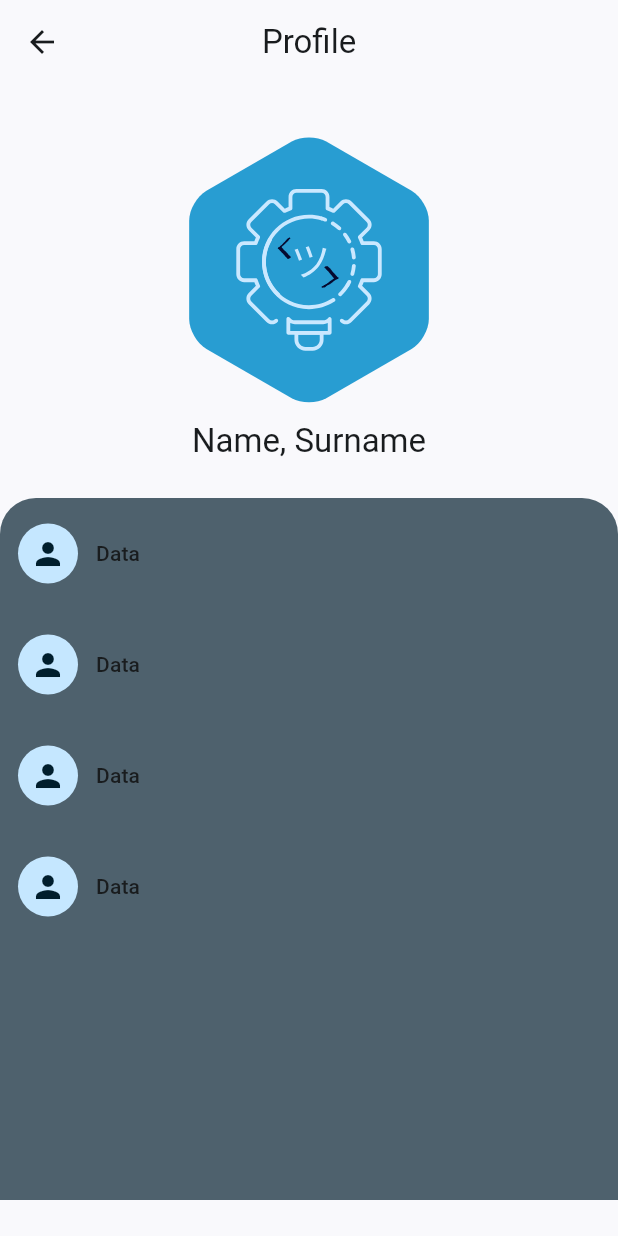
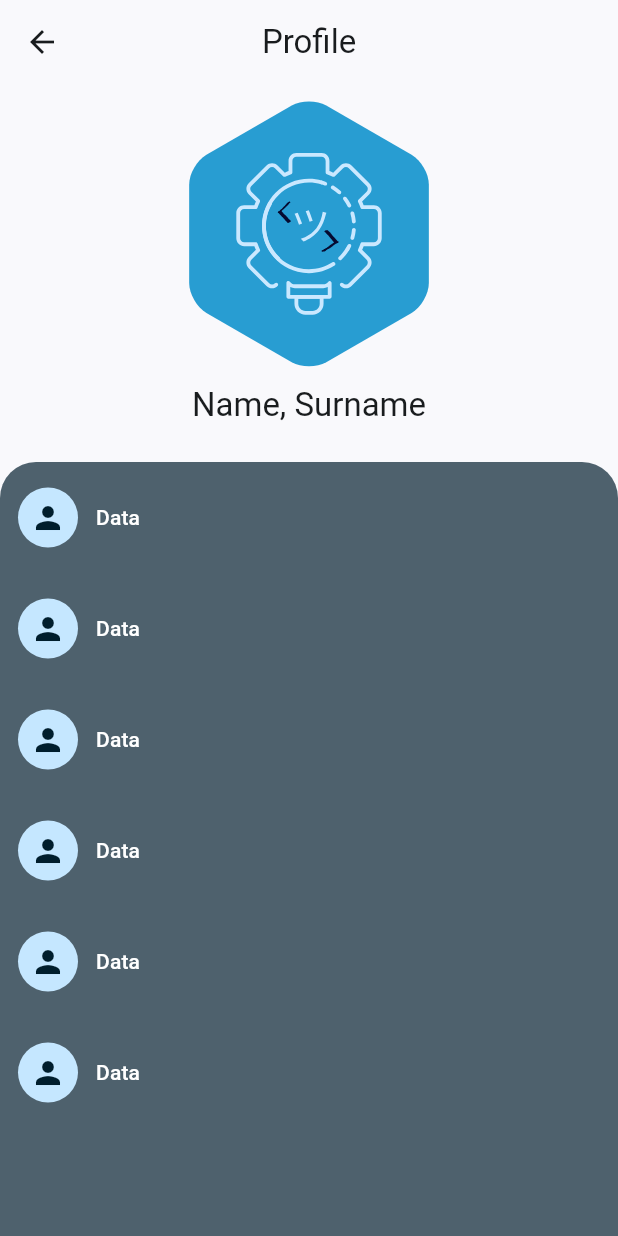
Before and after one commit to Malsaeed276/Soltion-Center, a Flutter app: the Profile screen opened by its route, on a phone screen of 412 x 824 dp. Run offline on Flutter 3.47's test engine with Material 2 defaults, Android fonts, the phone set to English and light mode, and no system bars; our stand-ins replace cloud_firestore, connectivity_plus, firebase_auth, firebase_core, hive_flutter; accounts and stored records are empty.

Commit message:
Profile update

```diff
--- a/soltion_center/lib/view/profile/profile.dart
+++ b/soltion_center/lib/view/profile/profile.dart
@@ -4,8 +4,8 @@ import 'package:soltion_center/controllers/localization_controller.dart';
 import 'package:soltion_center/controllers/user_controller.dart';
 import 'package:soltion_center/units/logo.dart';
 
+part 'profile_header.dart';
 
-part 'profile_header.dart';
 part 'profile_body.dart';
 
 class Profile extends StatelessWidget {
@@ -13,26 +13,25 @@ class Profile extends StatelessWidget {
 
   @override
   Widget build(BuildContext context) {
-    final lang =
-    Provider.of<LocalizationController>(context, listen: true)
+    final lang = Provider.of<LocalizationController>(context, listen: true)
         .getLanguage();
 
-    return  Scaffold(
+    return Scaffold(
       appBar: AppBar(
         title: Text(lang.profile!),
         centerTitle: true,
       ),
-      body: const Padding(
-        padding: EdgeInsets.symmetric(vertical: 24),
-        child: Column(
-          children: [
-            ProfileHeader(),
-            SizedBox(height: 24,),
-            Expanded(
-              flex: 2,
-                child: ProfileBody()),
-          ],
-        ),
+      body: const Column(
+        children: [
+          ProfileHeader(),
+          SizedBox(
+            height: 24,
+          ),
+          Expanded(
+            flex: 2,
+            child: ProfileBody(),
+          ),
+        ],
       ),
     );
   }
--- a/soltion_center/lib/view/profile/profile_body.dart
+++ b/soltion_center/lib/view/profile/profile_body.dart
@@ -15,7 +15,7 @@ class ProfileBody extends StatelessWidget {
         )
       ),
       child: ListView.builder(
-          itemCount: 4,
+          itemCount: 6,
           itemBuilder: (context,index){
         return Padding(
           padding: const EdgeInsets.all(12.0),
@@ -31,7 +31,9 @@ class ProfileBody extends StatelessWidget {
                     ),
                   ),
                   const SizedBox(width: 12,),
-                  Text('Data',style: theme.textTheme.labelLarge,)
+                  Text('Data',style: theme.textTheme.labelLarge!.copyWith(
+                    color: theme.colorScheme.onSecondary,
+                  ),)
                 ],
               ),),
         );
```
